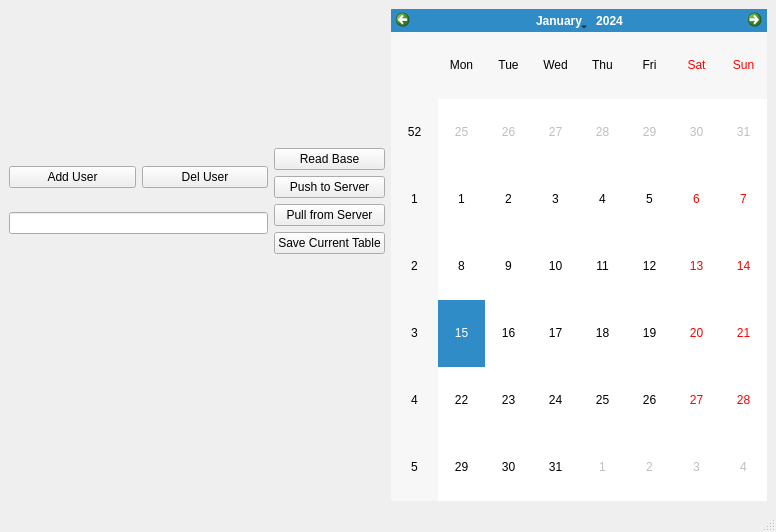
This is journal_app.ui in Satkhar/journal_app as Qt 5 draws it before an edit. The edited form follows.
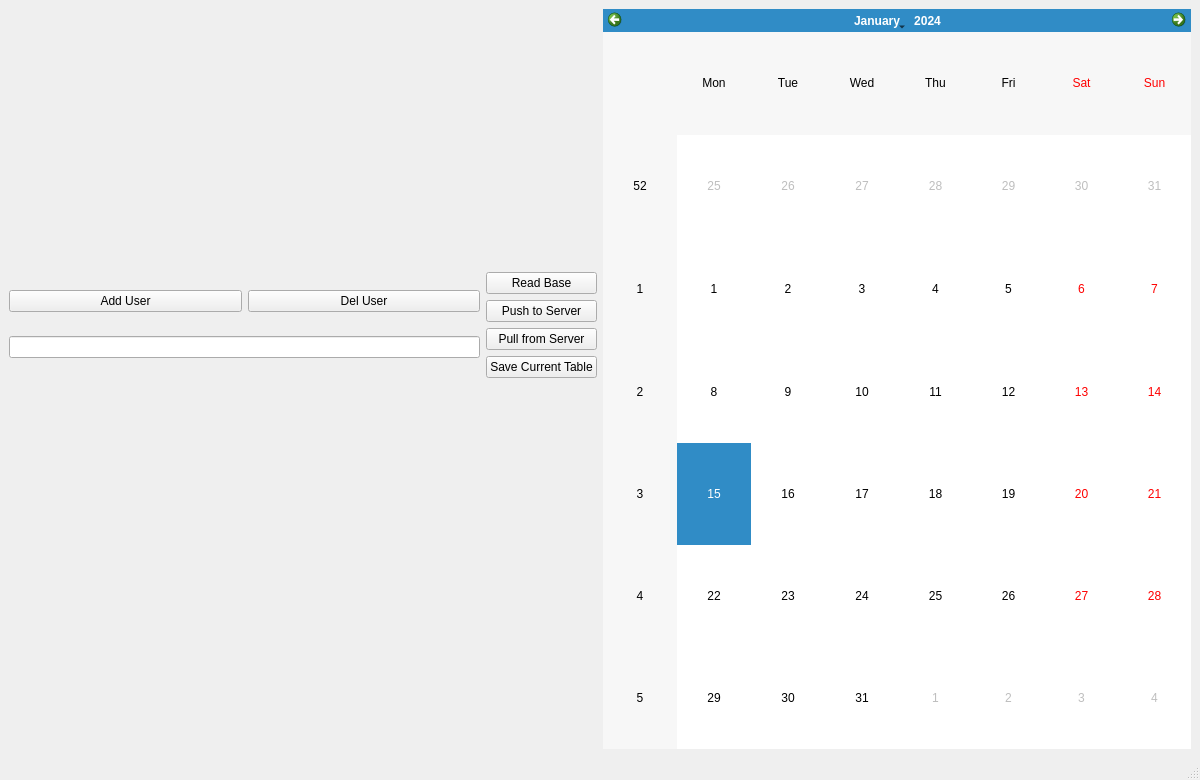
This is the edited form.

The edit to the form file:
```diff
--- a/journal_app.ui
+++ b/journal_app.ui
@@ -6,8 +6,8 @@
    <rect>
     <x>0</x>
     <y>0</y>
-    <width>776</width>
-    <height>532</height>
+    <width>1200</width>
+    <height>780</height>
    </rect>
   </property>
   <property name="windowTitle">
```
Left out of the diff: 2 changed lines with no effect on the pictures.
